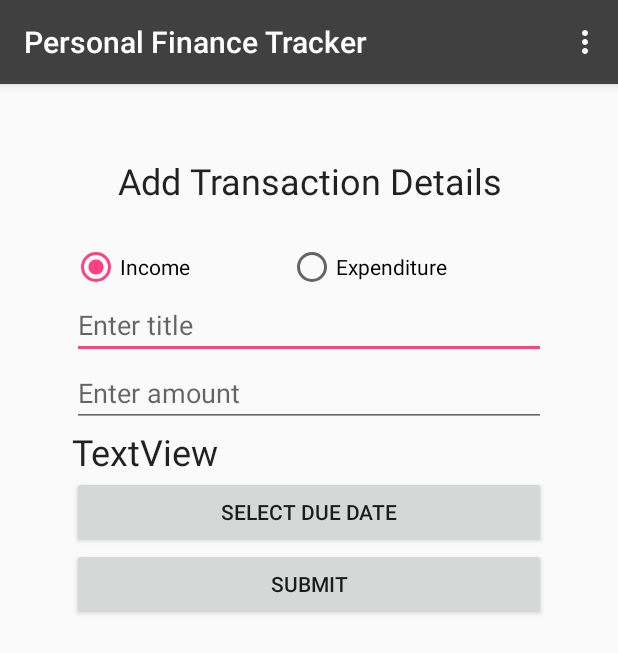
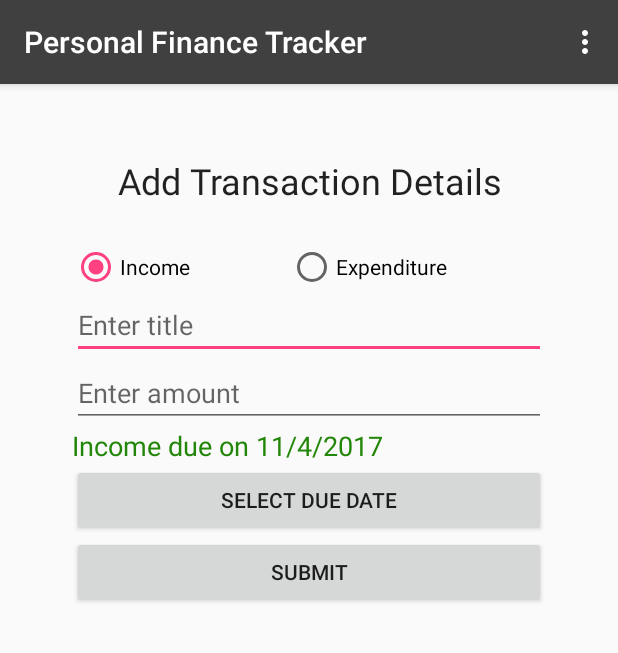
Before and after one commit to JavaTheNutt/Semester06_Assignment, an Android app: the AddTransactionActivity screen opened directly, with no data from a screen before it, on a phone screen of 412 x 824 dp. Shown: the top 653 px of the screen. Run offline under Robolectric (Android 15) with nearby library versions, the phone set to English and light mode, and no system bars; our stand-ins replace Firebase (no records; nobody signed in at launch, a user with empty details on screens opened directly); libraries missing offline, so code that uses them is left out: com.annimon.stream; 7 statements that could not run were skipped.

Commit message:
implemented datepicker functionality

```diff
--- a/app/src/main/java/ie/wit/application/activities/AddTransactionActivity.java
+++ b/app/src/main/java/ie/wit/application/activities/AddTransactionActivity.java
@@ -1,13 +1,16 @@
 package ie.wit.application.activities;
 
-import android.app.DialogFragment;
 import android.content.Intent;
 import android.os.Bundle;
+import android.support.v4.content.res.ResourcesCompat;
 import android.util.Log;
 import android.view.View;
 import android.widget.EditText;
 import android.widget.RadioButton;
+import android.widget.RadioGroup;
+import android.widget.TextView;
 
+import java.util.Calendar;
 import java.util.HashMap;
 import java.util.Map;
 
@@ -27,6 +30,8 @@ public class AddTransactionActivity extends InternalActivity
 
     private AddTransactionService addTransactionService;
 
+    private String dueDateText;
+
     /**
      * {{@inheritDoc}}
      *
@@ -40,6 +45,7 @@ public class AddTransactionActivity extends InternalActivity
         addTransactionService = new AddTransactionService(this);
         setUpReferences();
         handleExtras(getIntent().getExtras());
+        changeDueDateLabel();
     }
 
     private void handleExtras(Bundle extras){
@@ -64,6 +70,8 @@ public class AddTransactionActivity extends InternalActivity
     }
     private void dateSelected(String date){
         Log.d(TAG, "dateSelected: " + date + "has been selected by the datepicker");
+        dueDateText = date;
+        changeDueDateLabel();
     }
     private void addDetailsToView(){
         fields.get("title").setText(transactionDetails.get("title"));
@@ -74,6 +82,18 @@ public class AddTransactionActivity extends InternalActivity
     private void setUpReferences(){
         fields.put("title", ((EditText)findViewById(R.id.addIncomeTitle)));
         fields.put("amount", ((EditText)findViewById(R.id.addIncomeAmount)));
+        ((RadioGroup)findViewById(R.id.transactionType)).setOnCheckedChangeListener((a, b) -> changeDueDateLabel());
+    }
+    private void changeDueDateLabel(){
+        if (dueDateText == null) {
+            Calendar calendar = Calendar.getInstance();
+            dueDateText = calendar.get(Calendar.DAY_OF_MONTH) + "/" + (calendar.get(Calendar.MONTH) + 1) + "/" + calendar.get(Calendar.YEAR);
+        }
+        String transactionType = ((RadioButton)findViewById(R.id.isIncome)).isChecked() ? "Income" : "Expenditure";
+        int textColorId = transactionType.equalsIgnoreCase("income") ? R.color.positiveBalance : R.color.negativeBalance;
+        String dateLabelText = getString(R.string.transactionDueDate, transactionType, dueDateText);
+        ((TextView)findViewById(R.id.dueDateLabel)).setText(dateLabelText);
+        ((TextView) findViewById(R.id.dueDateLabel)).setTextColor(ResourcesCompat.getColor(getResources(), textColorId, null));
     }
     private boolean validateAndCreate(){
         Map<String, String> result = addTransactionService.extractTransactionDetails(fields);
--- a/app/src/main/java/ie/wit/application/fragments/DatePickerFragment.java
+++ b/app/src/main/java/ie/wit/application/fragments/DatePickerFragment.java
@@ -46,7 +46,7 @@ public class DatePickerFragment extends DialogFragment implements DatePickerDial
         int year = calendar.get(Calendar.YEAR);
         int month = calendar.get(Calendar.MONTH);
         int day = calendar.get(Calendar.DAY_OF_MONTH);
-        registerDateSelectedCallback(null);
+        //registerDateSelectedCallback(null);
         return new DatePickerDialog(getActivity(), this, year, month, day);
     }
 
@@ -61,7 +61,7 @@ public class DatePickerFragment extends DialogFragment implements DatePickerDial
     public void onDateSet(DatePicker view, int year, int month, int dayOfMonth)
     {
         if (dateSelectedCallback != null) {
-            dateSelectedCallback.accept(dayOfMonth + "/" + month + "/" + year);
+            dateSelectedCallback.accept(dayOfMonth + "/" + (month + 1) + "/" + year);
         }
     }
     public void registerDateSelectedCallback(Consumer<String> cb){
--- a/app/src/main/res/layout/activity_add_income.xml
+++ b/app/src/main/res/layout/activity_add_income.xml
@@ -71,11 +71,11 @@
             android:inputType="numberDecimal"/>
 
         <TextView
-            android:id="@+id/textView"
+            android:id="@+id/dueDateLabel"
             android:layout_width="match_parent"
             android:layout_height="wrap_content"
             android:text="TextView"
-            android:textAppearance="@style/TextAppearance.AppCompat.Headline"/>
+            android:textSize="18sp"/>
 
         <Button
             android:text="@string/changeDueDateButton"
```
